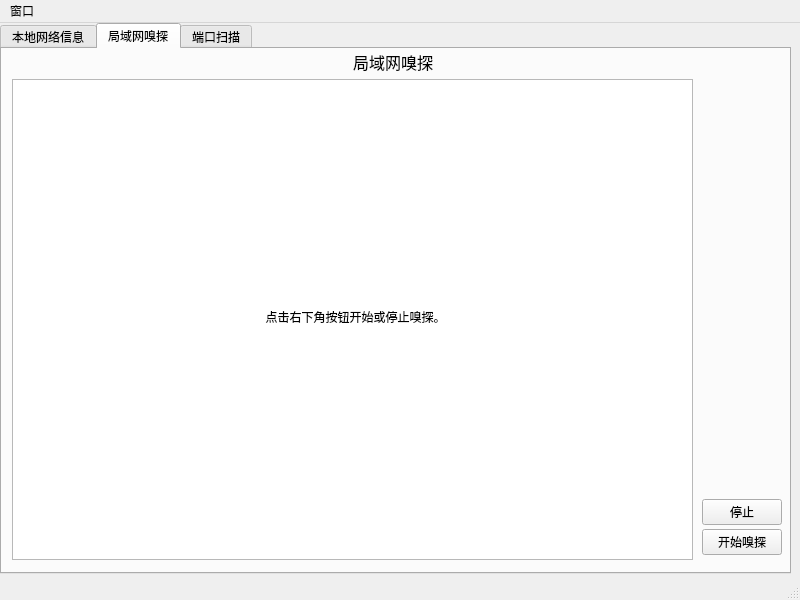
Before: the Qt Designer form src/main/python/ui/MainWindow.ui in MaphicalYng/net-listener, drawn with Qt 5.
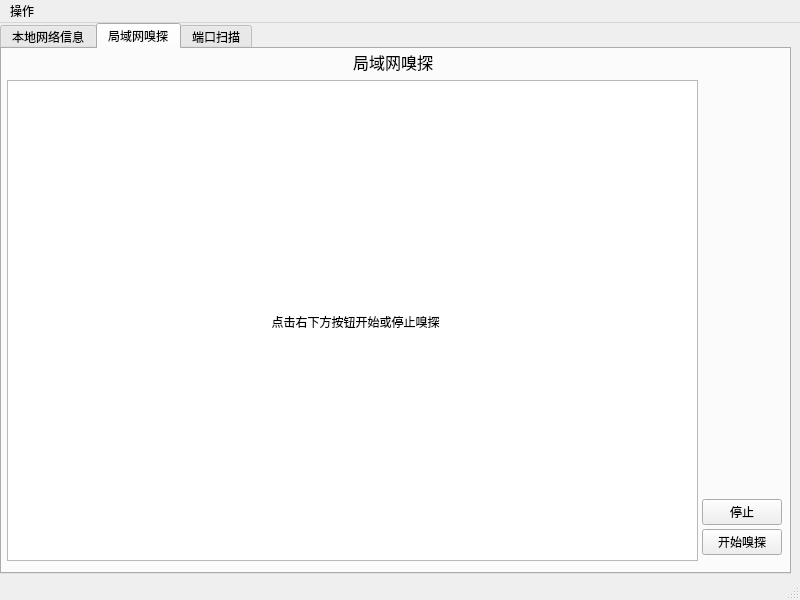
After: the same form once the commit is applied. The open tabs and pages were chosen to show the change.

Commit message: 1.完成嗅探主要逻辑和界面显示； 2.完成端口扫描的主要逻辑。

Patch:
```diff
--- a/src/main/python/ui/MainWindow.ui
+++ b/src/main/python/ui/MainWindow.ui
@@ -285,15 +285,12 @@
        <string>停止</string>
       </property>
      </widget>
-     <widget class="QListView" name="sniffer_ip_list">
-      <property name="enabled">
-       <bool>true</bool>
-      </property>
+     <widget class="QTableView" name="sniffer_table">
       <property name="geometry">
        <rect>
-        <x>10</x>
-        <y>30</y>
-        <width>681</width>
+        <x>5</x>
+        <y>31</y>
+        <width>691</width>
         <height>481</height>
        </rect>
       </property>
@@ -302,13 +299,13 @@
       <property name="geometry">
        <rect>
         <x>13</x>
-        <y>27</y>
+        <y>37</y>
         <width>681</width>
-        <height>481</height>
+        <height>471</height>
        </rect>
       </property>
       <property name="text">
-       <string>点击右下角按钮开始或停止嗅探。</string>
+       <string>点击右下方按钮开始或停止嗅探</string>
       </property>
       <property name="alignment">
        <set>Qt::AlignCenter</set>
@@ -643,7 +640,7 @@
    </property>
    <widget class="QMenu" name="menu">
     <property name="title">
-     <string>窗口</string>
+     <string>操作</string>
     </property>
     <addaction name="actionClose"/>
    </widget>
```
Left out of the diff: 29 changed lines with no effect on the pictures. The commit also changes 9 other files.
